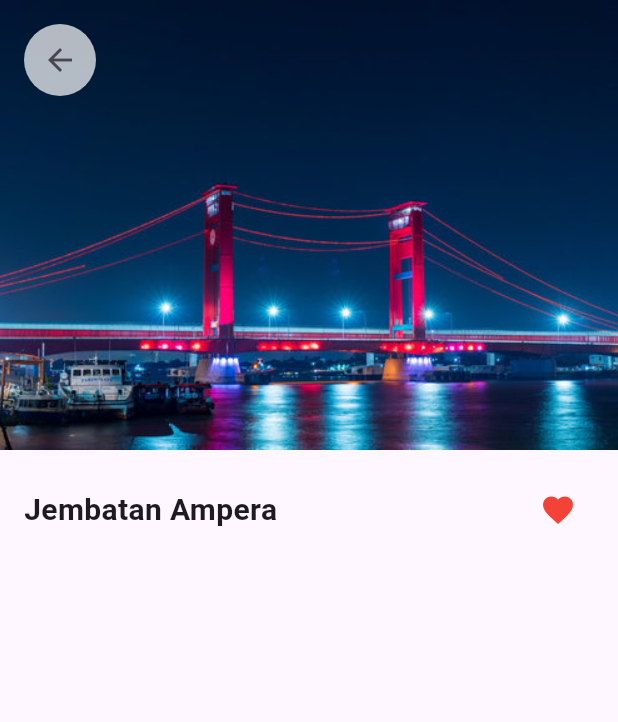
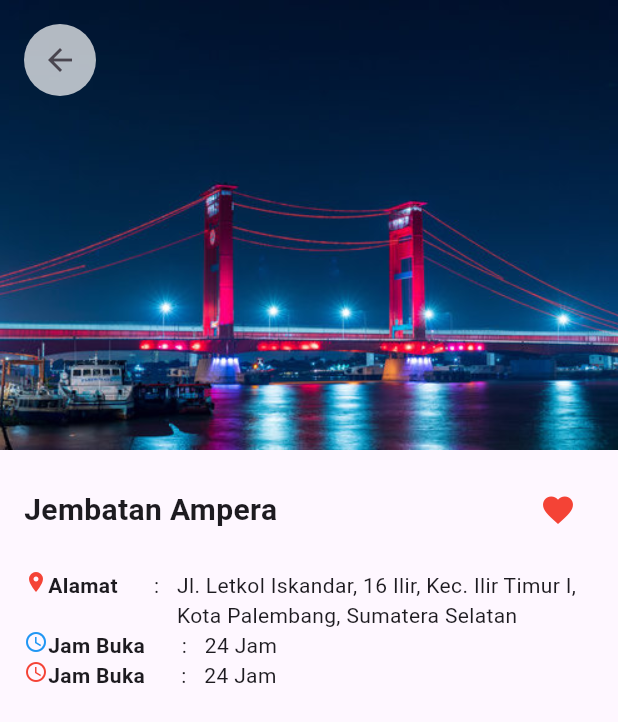
Before and after one commit to milhambintang/flutter_application_2_kolom_row, a Flutter app: the screen it shows after launch, after a tap on "Jembatan Ampera", on a phone screen of 412 x 824 dp. Shown: the top 722 px of the screen. Run offline on Flutter 3.47's test engine with Material 3 defaults, Android fonts, the phone set to English and light mode, and no system bars.

Commit message:
ada revisi

```diff
--- a/lib/screens/detail_screen.dart
+++ b/lib/screens/detail_screen.dart
@@ -70,13 +70,92 @@ class _DetailScreenState extends State<DetailScreen> {
                     )
                   ],
                 ),
+              ),
+
+              // INFORMASI ALAMAT, JAM BUKA, INSTAGRAM (ROW DENGAN ICON)
+              // ALAMAT
+              Padding(
+                padding: const EdgeInsets.symmetric(horizontal: 16),
+                child: Row(
+                  crossAxisAlignment: CrossAxisAlignment.start,
+                  children: [
+                    const Icon(
+                      Icons.location_on,
+                      color: Colors.red,
+                      size: 16,
+                    ),
+                    Text(
+                      "Alamat",
+                      style: TextStyle(
+                        fontWeight: FontWeight.bold
+                      ),
+                    ),
+                    const SizedBox(width: 24),
+                    Text(': '),
+                    const SizedBox(width: 8),
+                    Expanded(
+                      child: Text(widget.wisataModel.alamat),
+                    ),
+                  ],
+                ),
+              ),
+
+              // JAM BUKA
+               Padding(
+                padding: const EdgeInsets.symmetric(horizontal: 16),
+                child: Row(
+                  crossAxisAlignment: CrossAxisAlignment.start,
+                  children: [
+                    const Icon(
+                      Icons.access_time,
+                      color: Colors.blue,
+                      size: 16,
+                    ),
+                    SizedBox(
+                      width: 65,
+                      child: Text(
+                        "Jam Buka",
+                        style: TextStyle(
+                          fontWeight: FontWeight.bold
+                        ),
+                      ),
+                    ),
+                    const SizedBox(width: 24),
+                    Text(': '),
+                    const SizedBox(width: 8),
+                    Expanded(
+                      child: Text(widget.wisataModel.jamBuka),
+                    ),
+                  ],
+                ),
+              ),
+
+              // INSTAGRAM
+              Padding(
+                padding: const EdgeInsets.symmetric(horizontal: 16),
+                child: Row(
+                  crossAxisAlignment: CrossAxisAlignment.start,
+                  children: [
+                    const Icon(
+                      Icons.access_time,
+                      color: Colors.red,
+                      size: 16,
+                    ),
+                    Text(
+                      "Jam Buka",
+                      style: TextStyle(
+                        fontWeight: FontWeight.bold
+                      ),
+                    ),
+                    const SizedBox(width: 24),
+                    Text(': '),
+                    const SizedBox(width: 8),
+                    Expanded(
+                      child: Text(widget.wisataModel.jamBuka),
+                    ),
+                  ],
+                ),
               )
-
-          // ALAMAT
-
-          // JAM BUKA
-
-          // INSTAGRAM
 
           // DESKRIPSI
 
```
